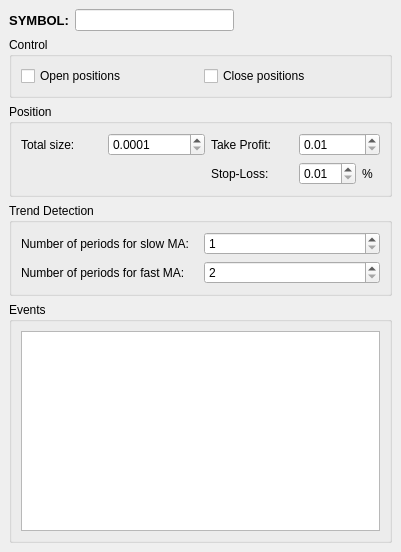
First picture: the form in sources/Strategies/MarketMaker/TrendRepeatingStrategyWindow.ui, repository alimogh/trdk, before the edit.
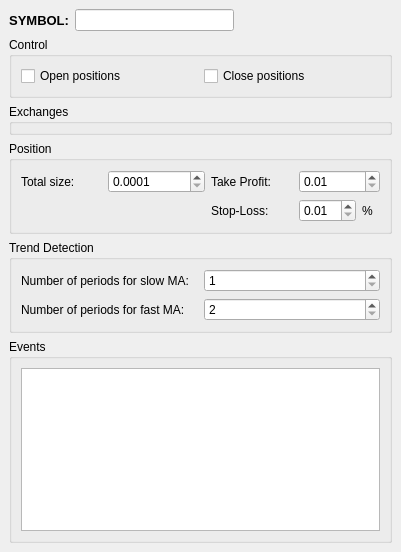
Second picture: the form after the edit.

Commit message: Selecting exchanges for market making strategy.

Patch:
```diff
--- a/sources/Strategies/MarketMaker/TrendRepeatingStrategyWindow.ui
+++ b/sources/Strategies/MarketMaker/TrendRepeatingStrategyWindow.ui
@@ -76,6 +76,13 @@
       </layout>
      </widget>
     </item>
+    <item>
+     <widget class="QGroupBox" name="exchangesGroup">
+      <property name="title">
+       <string>Exchanges</string>
+      </property>
+     </widget>
+    </item>
     <item>
      <widget class="QGroupBox" name="positionGroup">
       <property name="title">
```
The commit also changes 18 other files.
